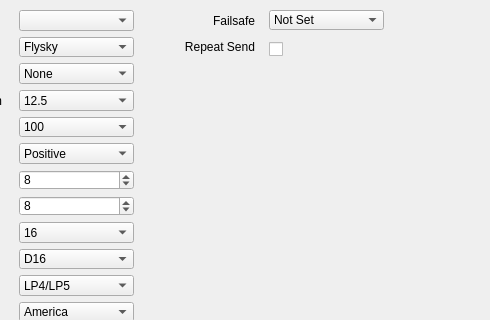
The window that eepe/eepskye/src/ProtocolDialog.ui (MikeBland/mbtx) describes before a commit, drawn with Qt 5; both pictures show x 121 to 611 and y 0 to 320 of the 611 by 508 pixel window.
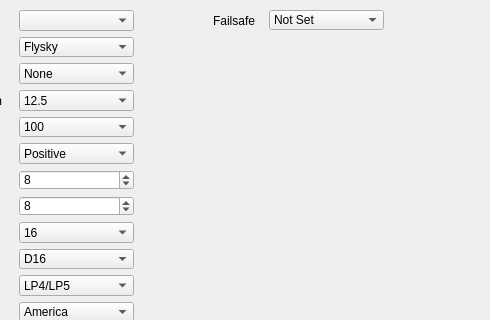
The same window after the commit.

Commit message: Sources for r222b2. Remove "Repeat Send" failsafe option, always send failsafe regularly. eepskye, add some support for the X-Lite

What changed in the file:
```diff
--- a/eepe/eepskye/src/ProtocolDialog.ui
+++ b/eepe/eepskye/src/ProtocolDialog.ui
@@ -1048,28 +1048,6 @@
       </property>
      </widget>
     </item>
-    <item row="1" column="2">
-     <widget class="QLabel" name="RepeatLabel">
-      <property name="minimumSize">
-       <size>
-        <width>115</width>
-        <height>0</height>
-       </size>
-      </property>
-      <property name="maximumSize">
-       <size>
-        <width>115</width>
-        <height>16777215</height>
-       </size>
-      </property>
-      <property name="text">
-       <string>Repeat Send</string>
-      </property>
-      <property name="alignment">
-       <set>Qt::AlignRight|Qt::AlignTrailing|Qt::AlignVCenter</set>
-      </property>
-     </widget>
-    </item>
     <item row="16" column="0">
      <widget class="QLabel" name="R9MpowerLabel">
       <property name="text">
@@ -1153,19 +1131,6 @@
     </property>
    </item>
   </widget>
-  <widget class="QCheckBox" name="RepeatSendCB">
-   <property name="geometry">
-    <rect>
-     <x>390</x>
-     <y>40</y>
-     <width>71</width>
-     <height>18</height>
-    </rect>
-   </property>
-   <property name="text">
-    <string/>
-   </property>
-  </widget>
  </widget>
  <resources/>
  <connections>
```
The commit also changes 24 other files.
